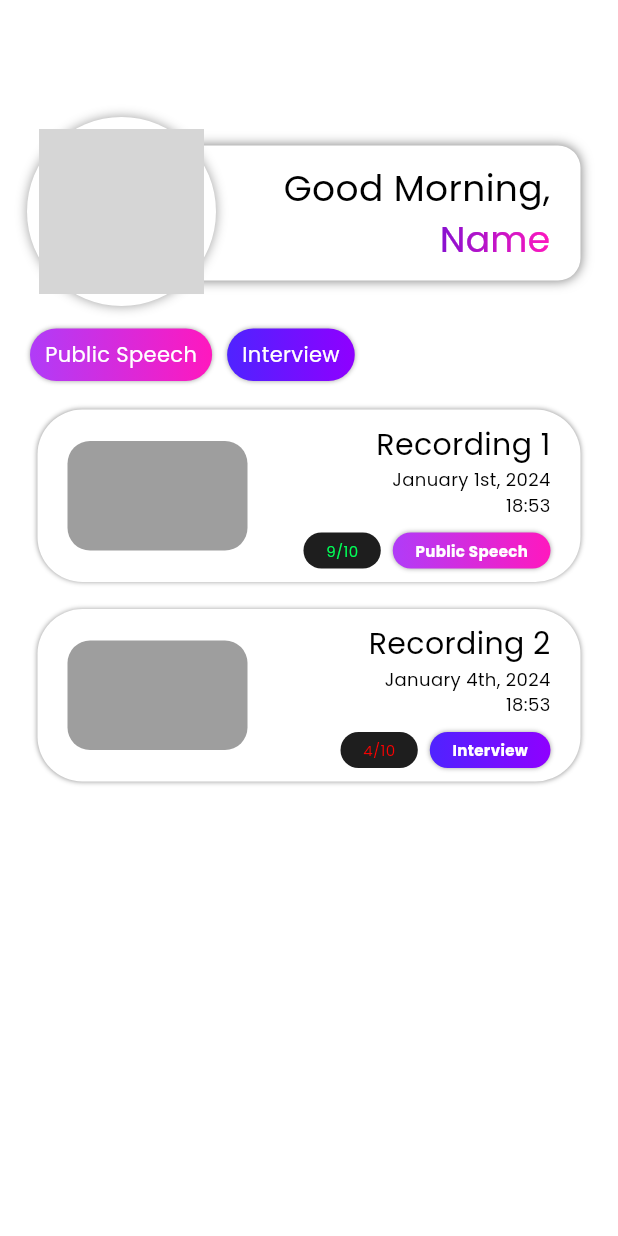
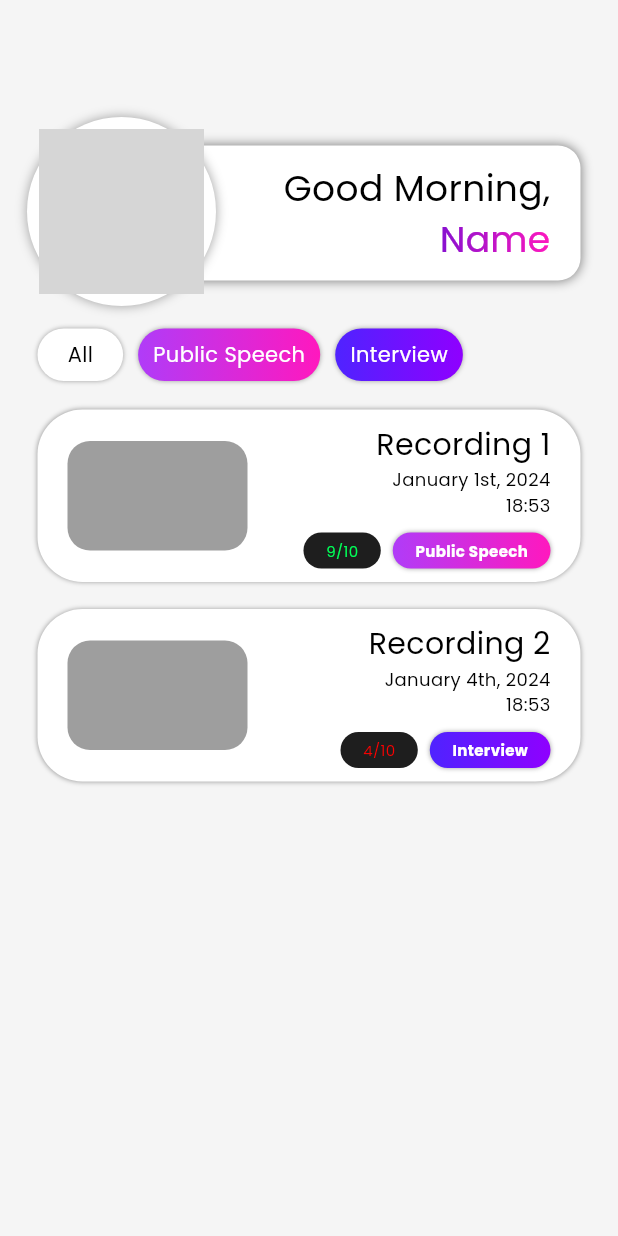
Before and after one commit to SpeakUP-Mobile/SpeakUP-App, a Flutter app: the PublicSpeakRecordings screen opened directly, on a phone screen of 412 x 824 dp. Run offline on Flutter 3.47's test engine with Material 3 defaults, Android fonts, the phone set to English and light mode, and no system bars; drawn by our look-alikes of simple_gradient_text; our stand-ins replace firebase_core, get, image_picker; accounts and stored records are empty; network calls fail; grey boxes are pictures that could not be loaded.

Commit message:
Filter by all option

```diff
--- a/lib/main.dart
+++ b/lib/main.dart
@@ -14,6 +14,7 @@ class PublicSpeak extends StatelessWidget {
     return MaterialApp(
       title: 'SpeakUP',
       theme: ThemeData(
+        scaffoldBackgroundColor: const Color(0xFFF5F5F5),
         fontFamily: "Poppins",
         colorScheme: const ColorScheme.light(),
         useMaterial3: true,
--- a/lib/recordings_screen/public_speak_recordings.dart
+++ b/lib/recordings_screen/public_speak_recordings.dart
@@ -52,8 +52,24 @@ class _PublicSpeakRecordingsState extends State<PublicSpeakRecordings> {
         Container(
             height: 35,
             alignment: Alignment.center,
+            padding: const EdgeInsets.symmetric(horizontal: 20),
+            margin: const EdgeInsets.only(left: 25),
+            decoration: const BoxDecoration(
+                color: Colors.white,
+                borderRadius: BorderRadius.all(Radius.circular(30)),
+                boxShadow: [
+                  BoxShadow(
+                      color: Colors.grey, spreadRadius: 0, blurRadius: 2.5),
+                ]),
+            child: const Text(
+              "All",
+              style: TextStyle(color: Colors.black),
+            )),
+        Container(
+            height: 35,
+            alignment: Alignment.center,
             padding: const EdgeInsets.symmetric(horizontal: 10),
-            margin: const EdgeInsets.only(left: 20),
+            margin: const EdgeInsets.only(left: 10),
             decoration: const BoxDecoration(
                 gradient: LinearGradient(
                   colors: [
```
